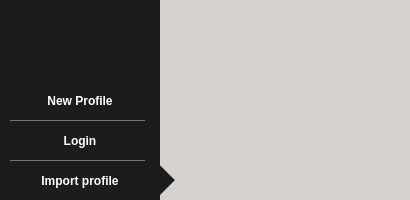
Above: src/loginscreen.ui from qTox/qTox before the change. Below: the same form after it.
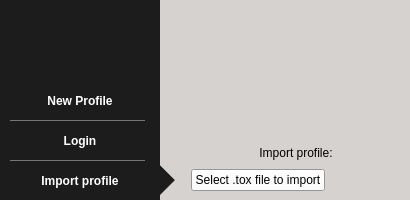
That is the form after the change. The open tabs and pages were chosen to show the change. Icons and pictures are not drawn.

Commit message: add layout and button to import profile

Patch:
```diff
--- a/src/loginscreen.ui
+++ b/src/loginscreen.ui
@@ -1052,6 +1052,71 @@
        </property>
       </widget>
      </item>
+     <item>
+      <layout class="QFormLayout" name="formLayout_2">
+       <property name="horizontalSpacing">
+        <number>9</number>
+       </property>
+       <property name="verticalSpacing">
+        <number>9</number>
+       </property>
+       <property name="leftMargin">
+        <number>9</number>
+       </property>
+       <property name="topMargin">
+        <number>9</number>
+       </property>
+       <property name="rightMargin">
+        <number>9</number>
+       </property>
+       <property name="bottomMargin">
+        <number>9</number>
+       </property>
+       <item row="1" column="0">
+        <spacer name="verticalSpacer_6">
+         <property name="orientation">
+          <enum>Qt::Vertical</enum>
+         </property>
+         <property name="sizeHint" stdset="0">
+          <size>
+           <width>20</width>
+           <height>40</height>
+          </size>
+         </property>
+        </spacer>
+       </item>
+       <item row="3" column="0">
+        <widget class="QPushButton" name="pushButton">
+         <property name="text">
+          <string>Select .tox file to import</string>
+         </property>
+        </widget>
+       </item>
+       <item row="3" column="1">
+        <spacer name="horizontalSpacer_3">
+         <property name="orientation">
+          <enum>Qt::Horizontal</enum>
+         </property>
+         <property name="sizeHint" stdset="0">
+          <size>
+           <width>40</width>
+           <height>20</height>
+          </size>
+         </property>
+        </spacer>
+       </item>
+       <item row="2" column="0" colspan="2">
+        <widget class="QLabel" name="label_4">
+         <property name="text">
+          <string>Import profile:</string>
+         </property>
+         <property name="alignment">
+          <set>Qt::AlignCenter</set>
+         </property>
+        </widget>
+       </item>
+      </layout>
+     </item>
     </layout>
    </widget>
   </widget>
```
Left out of the diff: 2 changed lines with no effect on the pictures.
